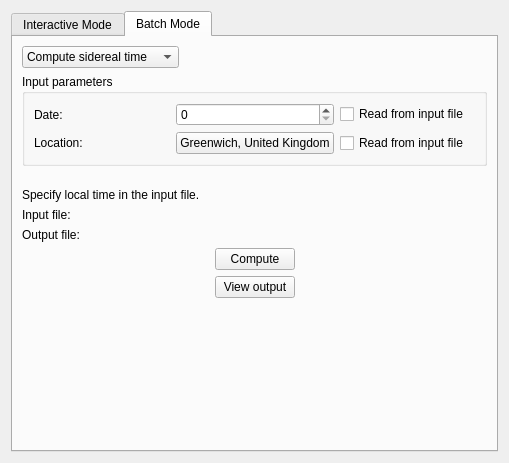
This is kstars/tools/modcalcsidtime.ui in KDE/kstars as Qt 5 draws it before an edit. The edited form follows.
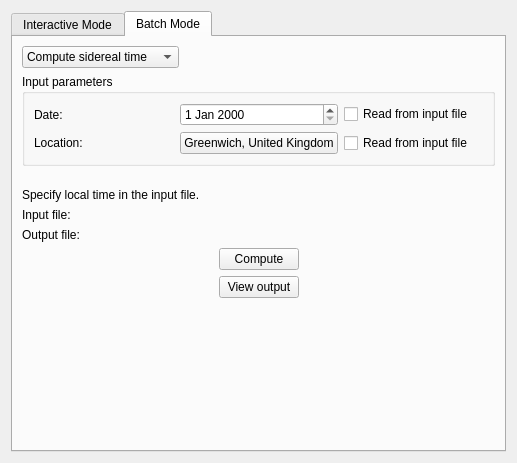
This is the edited form. The open tabs and pages were chosen to show the change. Custom widgets are drawn as their Qt base class.

Commit message: Modifications in preparation of removing ExtDate and friends. KStarsDateTime now depends on the new KDateTime class, which covers dates -4713 to 11,000,000.  So there's a slight regression in the fact that we used to be able to go back to year -50,000.  This should eventually be fixed, but for now I'm using the regular KDateTime range.

What changed in the file:
```diff
--- a/kstars/tools/modcalcsidtime.ui
+++ b/kstars/tools/modcalcsidtime.ui
@@ -5,7 +5,7 @@
    <rect>
     <x>0</x>
     <y>0</y>
-    <width>507</width>
+    <width>517</width>
     <height>463</height>
    </rect>
   </property>
@@ -16,7 +16,7 @@
    <item>
     <widget class="QTabWidget" name="tabWidget" >
      <property name="currentIndex" >
-      <number>1</number>
+      <number>0</number>
      </property>
      <widget class="QWidget" name="interact" >
       <attribute name="title" >
@@ -136,7 +136,7 @@
             <number>0</number>
            </property>
            <item>
-            <widget class="ExtDateEdit" name="Date" />
+            <widget class="QDateEdit" name="Date" />
            </item>
            <item>
             <spacer>
@@ -232,9 +232,6 @@
             </property>
            </widget>
           </item>
-          <item row="0" column="1" >
-           <widget class="ExtDateEdit" name="DateBatch" />
-          </item>
           <item row="0" column="2" >
            <widget class="QCheckBox" name="DateCheckBatch" >
             <property name="text" >
@@ -275,6 +272,9 @@
             </property>
            </widget>
           </item>
+          <item row="0" column="1" >
+           <widget class="QDateEdit" name="DateBatch" />
+          </item>
          </layout>
         </widget>
        </item>
@@ -393,11 +393,6 @@
   </layout>
  </widget>
  <customwidgets>
-  <customwidget>
-   <class>ExtDateEdit</class>
-   <extends>QSpinBox</extends>
-   <header>extdatetimeedit.h</header>
-  </customwidget>
   <customwidget>
    <class>KPushButton</class>
    <extends>QPushButton</extends>
```
The commit also changes 60 other files.
